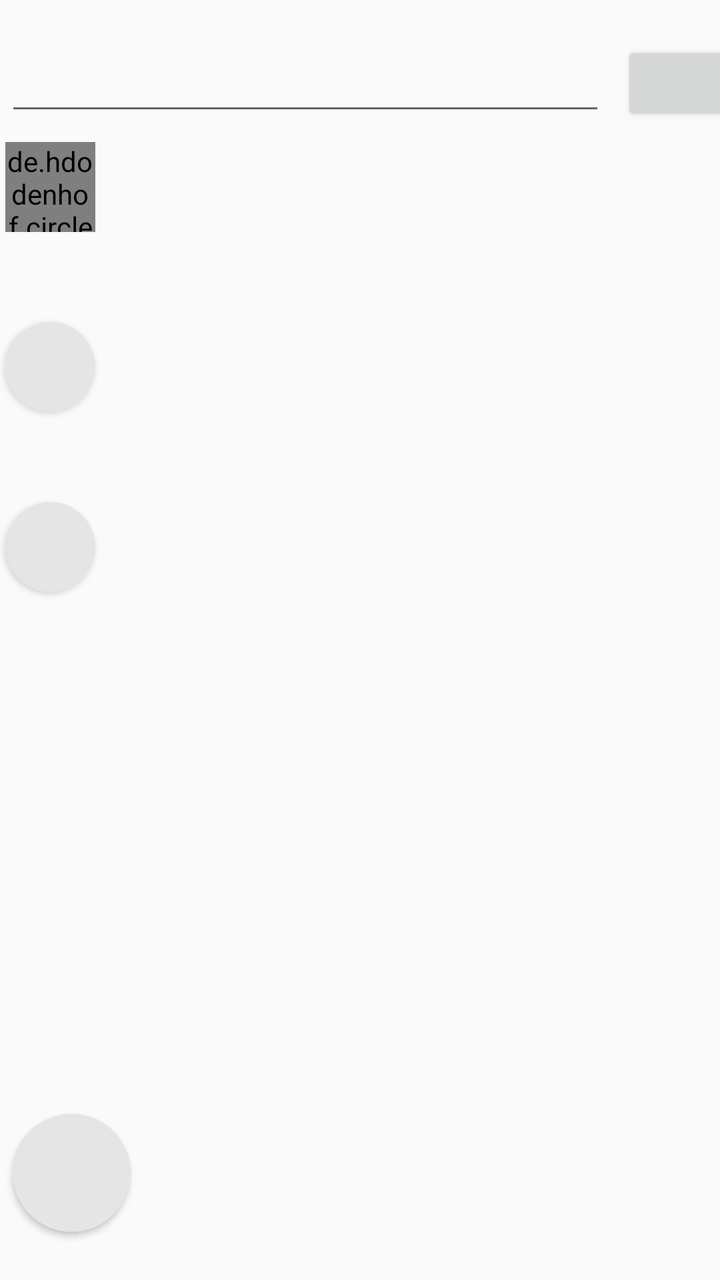
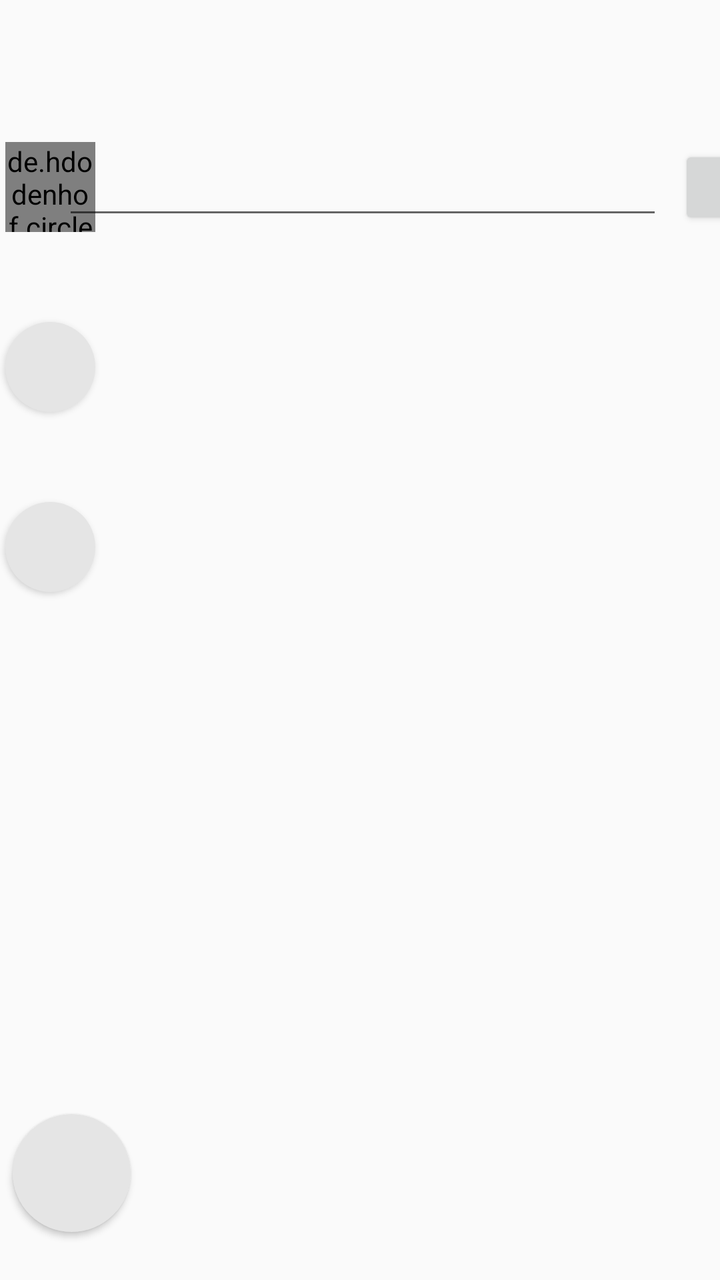

Before-and-after screenshots of an Android layout around one commit, followed by the original layout XML and the change that was made.
<!-- AndroidManifest.xml: application theme AppTheme -->
<!-- res/layout/activity_main.xml -->
<?xml version="1.0" encoding="utf-8"?>
<androidx.constraintlayout.widget.ConstraintLayout xmlns:android="http://schemas.android.com/apk/res/android"
    xmlns:app="http://schemas.android.com/apk/res-auto"
    xmlns:tools="http://schemas.android.com/tools"
    android:layout_width="match_parent"
    android:layout_height="match_parent"
    tools:context=".MainActivity">

    <de.hdodenhof.circleimageview.CircleImageView
        android:id="@+id/img_user_profile"
        android:layout_width="45dp"
        android:layout_height="45dp"
        app:civ_border_width="20dp"
        android:src="@mipmap/user_icon_round"
        app:layout_constraintBottom_toBottomOf="@+id/btn_search"
        app:layout_constraintEnd_toEndOf="@+id/btn_search"
        app:layout_constraintHorizontal_bias="0.0"
        app:layout_constraintStart_toStartOf="@+id/btn_search"
        app:layout_constraintTop_toTopOf="@+id/btn_search"
        app:layout_constraintVertical_bias="0.0" />

    <Button
        android:id="@+id/btn_search"
        android:layout_width="45dp"
        android:layout_height="45dp"
        android:layout_marginStart="16dp"
        android:layout_marginTop="71dp"
        android:layout_marginEnd="326dp"
        android:background="@mipmap/user_icon_round"
        app:layout_constraintEnd_toEndOf="parent"
        app:layout_constraintStart_toStartOf="parent"
        app:layout_constraintTop_toTopOf="parent" />

    <Button
        android:id="@+id/btn_user_profile"
        android:layout_width="45dp"
        android:layout_height="45dp"
        android:layout_marginTop="45dp"
        android:background="@drawable/bg_button__img_rounded"
        app:layout_constraintEnd_toEndOf="@+id/img_user_profile"
        app:layout_constraintStart_toStartOf="@+id/img_user_profile"
        app:layout_constraintTop_toBottomOf="@+id/img_user_profile" />

    <Button
        android:id="@+id/btn_logout"
        android:layout_width="59dp"
        android:layout_height="59dp"
        android:layout_marginStart="16dp"
        android:layout_marginEnd="307dp"
        android:layout_marginBottom="24dp"
        android:background="@drawable/bg_button__img_rounded"
        app:layout_constraintBottom_toBottomOf="parent"
        app:layout_constraintEnd_toEndOf="parent"
        app:layout_constraintHorizontal_bias="0.444"
        app:layout_constraintStart_toStartOf="parent" />

    <Button
        android:id="@+id/btn_projects"
        android:layout_width="45dp"
        android:layout_height="45dp"
        android:layout_marginTop="45dp"
        android:background="@drawable/bg_button__img_rounded"
        app:layout_constraintEnd_toEndOf="@+id/btn_user_profile"
        app:layout_constraintStart_toStartOf="@+id/btn_user_profile"
        app:layout_constraintTop_toBottomOf="@+id/btn_user_profile" />

    <EditText
        android:id="@+id/editText"
        android:layout_width="300dp"
        android:layout_height="42dp"
        android:layout_marginTop="20dp"
        android:layout_marginEnd="20dp"
        android:layout_marginBottom="8dp"
        android:ems="10"
        android:inputType="textPersonName"
        app:layout_constraintBottom_toTopOf="@+id/btn_search"
        app:layout_constraintEnd_toEndOf="parent"
        app:layout_constraintHorizontal_bias="0.0"
        app:layout_constraintStart_toStartOf="@+id/btn_search"
        app:layout_constraintTop_toTopOf="parent" />

    <Button
        android:id="@+id/button"
        android:layout_width="65dp"
        android:layout_height="42dp"
        android:layout_marginStart="8dp"
        app:layout_constraintBottom_toBottomOf="@+id/editText"
        app:layout_constraintStart_toEndOf="@+id/editText"
        app:layout_constraintTop_toTopOf="@+id/editText" />

</androidx.constraintlayout.widget.ConstraintLayout>
<!-- resources referenced by this layout -->
<resources>
  <!-- drawable bg_button__img_rounded (drawable) -->
  <?xml version="1.0" encoding="utf-8"?>
  <shape xmlns:android="http://schemas.android.com/apk/res/android">
      <solid android:color="@color/white"/>
      <corners android:radius="150dp"/>
  </shape>
  <!-- mipmap user_icon_round (mipmap-anydpi-v26) -->
  <?xml version="1.0" encoding="utf-8"?>
  <adaptive-icon xmlns:android="http://schemas.android.com/apk/res/android">
      <background android:drawable="@color/user_icon_background"/>
      <foreground android:drawable="@mipmap/user_icon_foreground"/>
  </adaptive-icon>
  <style name="AppTheme" parent="Theme.AppCompat.Light.NoActionBar">
          
          <item name="colorPrimary">@color/colorPrimary</item>
          <item name="colorPrimaryDark">@color/colorPrimaryDark</item>
          <item name="colorAccent">@color/colorAccent</item>
      </style>
  <color name="white">#e5e5e5</color>
  <color name="user_icon_background">#52B3CE</color>
  <color name="colorPrimary">#008577</color>
  <color name="colorPrimaryDark">#00574B</color>
  <color name="colorAccent">#D81B60</color>
</resources>

<!-- the commit's change to res/layout/activity_main.xml (unified diff, before → after) -->
@@ -11,13 +11,10 @@
         android:layout_width="45dp"
         android:layout_height="45dp"
         app:civ_border_width="20dp"
-        android:src="@mipmap/user_icon_round"
         app:layout_constraintBottom_toBottomOf="@+id/btn_search"
         app:layout_constraintEnd_toEndOf="@+id/btn_search"
-        app:layout_constraintHorizontal_bias="0.0"
-        app:layout_constraintStart_toStartOf="@+id/btn_search"
         app:layout_constraintTop_toTopOf="@+id/btn_search"
-        app:layout_constraintVertical_bias="0.0" />
+        app:layout_constraintVertical_bias="1.0" />
 
     <Button
         android:id="@+id/btn_search"
@@ -68,16 +65,14 @@
         android:id="@+id/editText"
         android:layout_width="300dp"
         android:layout_height="42dp"
-        android:layout_marginTop="20dp"
-        android:layout_marginEnd="20dp"
-        android:layout_marginBottom="8dp"
+        android:layout_marginStart="8dp"
+        android:layout_marginEnd="8dp"
         android:ems="10"
         android:inputType="textPersonName"
-        app:layout_constraintBottom_toTopOf="@+id/btn_search"
+        app:layout_constraintBottom_toBottomOf="@+id/btn_search"
         app:layout_constraintEnd_toEndOf="parent"
-        app:layout_constraintHorizontal_bias="0.0"
         app:layout_constraintStart_toStartOf="@+id/btn_search"
-        app:layout_constraintTop_toTopOf="parent" />
+        app:layout_constraintTop_toTopOf="@+id/btn_search" />
 
     <Button
         android:id="@+id/button"
